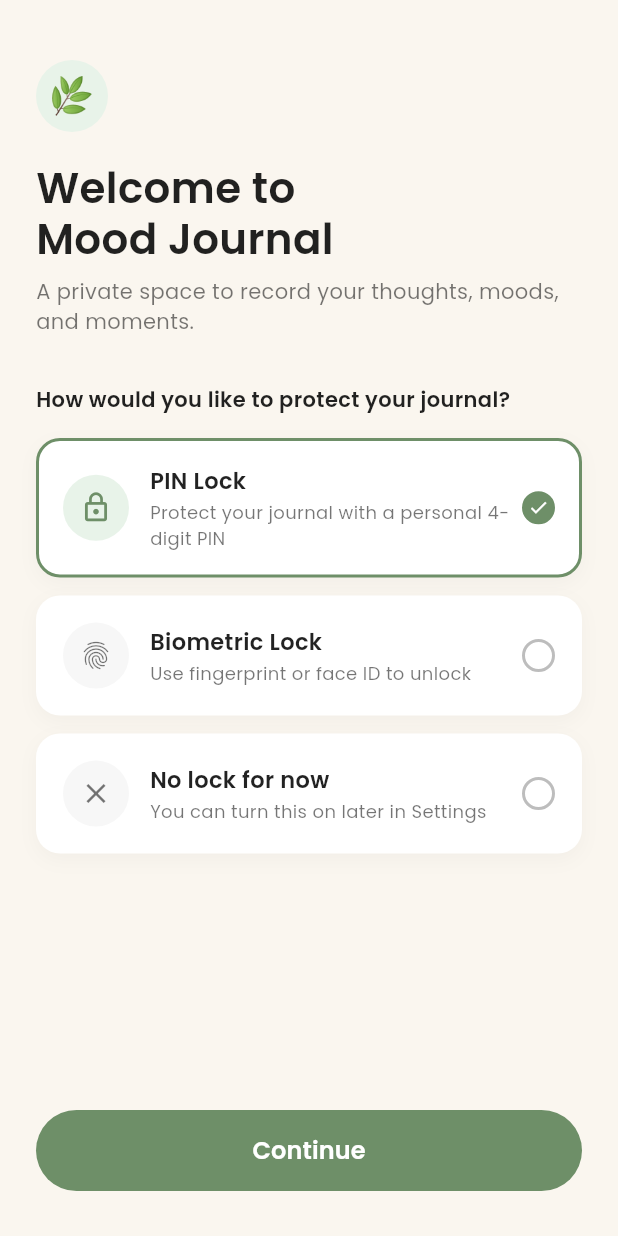
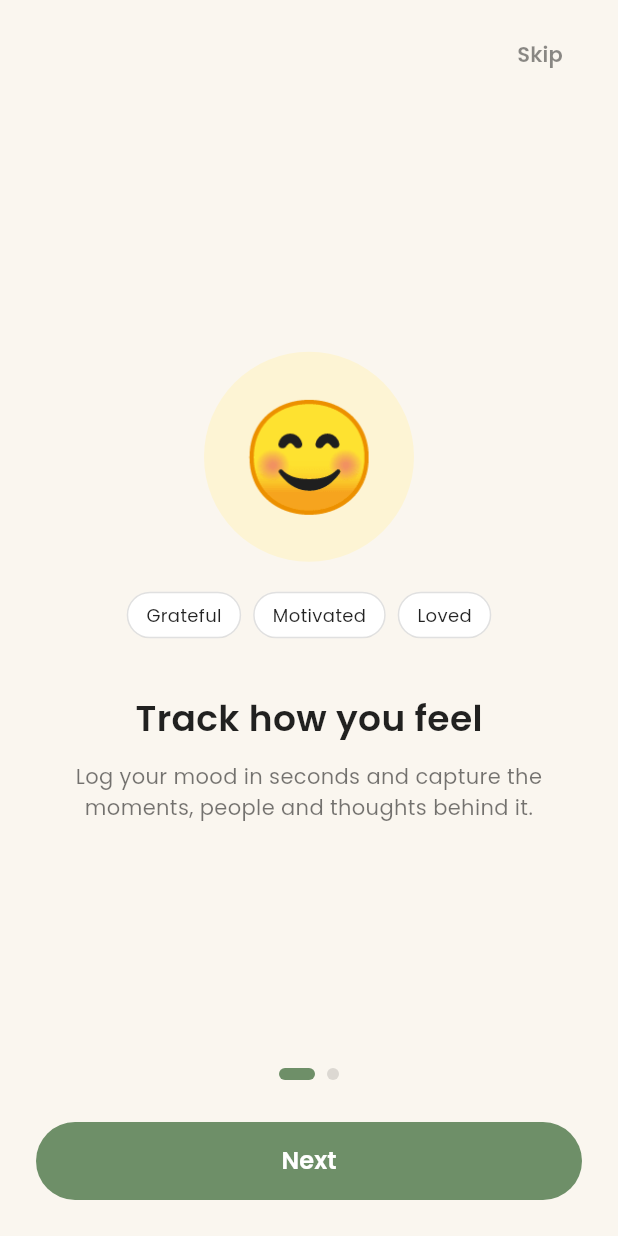
Before and after one commit to oshadikodagoda/Mood-Journal-Private-Mental-Health-Diary, a Flutter app: the screen it shows after launch, on a phone screen of 412 x 824 dp. Run offline on Flutter 3.47's test engine with Material 3 defaults, Android fonts, the phone set to English and light mode, and no system bars; our stand-ins replace local_auth, sqflite; accounts and stored records are empty; project files that could hold a hidden picture were left out.

Commit message:
Add OnboardingScreen for first-time user experience and update navigation in SplashScreen

```diff
--- /dev/null
+++ b/lib/screens/onboarding_screen.dart
@@ -0,0 +1,309 @@
+import 'package:flutter/material.dart';
+import 'welcome_screen.dart';
+
+class OnboardingScreen extends StatefulWidget {
+  const OnboardingScreen({super.key});
+
+  @override
+  State<OnboardingScreen> createState() => _OnboardingScreenState();
+}
+
+class _OnboardingScreenState extends State<OnboardingScreen> {
+  final PageController _pageController = PageController();
+  int _currentPage = 0;
+
+  void _goToNext() {
+    if (_currentPage < 1) {
+      _pageController.nextPage(
+        duration: const Duration(milliseconds: 300),
+        curve: Curves.easeInOut,
+      );
+    } else {
+      _finishOnboarding();
+    }
+  }
+
+  void _finishOnboarding() {
+    Navigator.pushReplacement(
+      context,
+      MaterialPageRoute(builder: (_) => const WelcomeScreen()),
+    );
+  }
+
+  Widget _buildDot(int index) {
+    final bool isActive = _currentPage == index;
+    return AnimatedContainer(
+      duration: const Duration(milliseconds: 250),
+      margin: const EdgeInsets.symmetric(horizontal: 4),
+      height: 8,
+      width: isActive ? 24 : 8,
+      decoration: BoxDecoration(
+        color: isActive ? const Color(0xFF6E8F68) : Colors.black12,
+        borderRadius: BorderRadius.circular(4),
+      ),
+    );
+  }
+
+  @override
+  Widget build(BuildContext context) {
+    return Scaffold(
+      backgroundColor: const Color(0xFFFAF6EF), // Soft cream
+      body: SafeArea(
+        child: Column(
+          children: [
+            // Top Bar: Skip Button
+            Padding(
+              padding: const EdgeInsets.symmetric(horizontal: 20, vertical: 12),
+              child: Align(
+                alignment: Alignment.topRight,
+                child: TextButton(
+                  onPressed: _finishOnboarding,
+                  child: const Text(
+                    "Skip",
+                    style: TextStyle(
+                      color: Colors.black45,
+                      fontWeight: FontWeight.w600,
+                      fontSize: 14,
+                    ),
+                  ),
+                ),
+              ),
+            ),
+
+            // PageView with Slide 1 & Slide 2
+            Expanded(
+              child: PageView(
+                controller: _pageController,
+                onPageChanged: (page) => setState(() => _currentPage = page),
+                children: [
+                  _buildSlide1(),
+                  _buildSlide2(),
+                ],
+              ),
+            ),
+
+            // Dots indicator
+            Row(
+              mainAxisAlignment: MainAxisAlignment.center,
+              children: [
+                _buildDot(0),
+                _buildDot(1),
+              ],
+            ),
+            const SizedBox(height: 28),
+
+            // Next / Get Started Button
+            Padding(
+              padding: const EdgeInsets.symmetric(horizontal: 24),
+              child: SizedBox(
+                width: double.infinity,
+                height: 52,
+                child: ElevatedButton(
+                  onPressed: _goToNext,
+                  style: ElevatedButton.styleFrom(
+                    backgroundColor: const Color(0xFF6E8F68),
+                    elevation: 0,
+                    shape: RoundedRectangleBorder(
+                      borderRadius: BorderRadius.circular(26),
+                    ),
+                  ),
+                  child: Text(
+                    _currentPage == 1 ? "Get Started" : "Next",
+                    style: const TextStyle(
+                      fontSize: 16,
+                      fontWeight: FontWeight.bold,
+                      color: Colors.white,
+                    ),
+                  ),
+                ),
+              ),
+            ),
+            const SizedBox(height: 24),
+          ],
+        ),
+      ),
+    );
+  }
+
+  // --- Screen 02: Track how you feel ---
+  Widget _buildSlide1() {
+    return Padding(
+      padding: const EdgeInsets.symmetric(horizontal: 32),
+      child: Column(
+        mainAxisAlignment: MainAxisAlignment.center,
+        children: [
+          // Emoji Illustration Card
+          Container(
+            width: 140,
+            height: 140,
+            decoration: const BoxDecoration(
+              color: Color(0xFFFDF4D4),
+              shape: BoxShape.circle,
+            ),
+            child: const Center(
+              child: Text('😊', style: TextStyle(fontSize: 72)),
+            ),
+          ),
+          const SizedBox(height: 20),
+
+          // Chips row
+          Row(
+            mainAxisAlignment: MainAxisAlignment.center,
+            children: [
+              _buildTag("Grateful"),
+              const SizedBox(width: 8),
+              _buildTag("Motivated"),
+              const SizedBox(width: 8),
+              _buildTag("Loved"),
+            ],
+          ),
+          const SizedBox(height: 36),
+
+          const Text(
+            "Track how you feel",
+            style: TextStyle(
+              fontSize: 24,
+              fontWeight: FontWeight.bold,
+              color: Colors.black87,
+            ),
+          ),
+          const SizedBox(height: 12),
+          const Text(
+            "Log your mood in seconds and capture the moments, people and thoughts behind it.",
+            textAlign: TextAlign.center,
+            style: TextStyle(
+              fontSize: 14,
+              color: Colors.black54,
+              height: 1.5,
+            ),
+          ),
+        ],
+      ),
+    );
+  }
+
+  // --- Screen 03: Understand your patterns ---
+  Widget _buildSlide2() {
+    return Padding(
+      padding: const EdgeInsets.symmetric(horizontal: 32),
+      child: Column(
+        mainAxisAlignment: MainAxisAlignment.center,
+        children: [
+          // Insights Card Preview
+          Container(
+            padding: const EdgeInsets.all(20),
+            decoration: BoxDecoration(
+              color: const Color(0xFFF1EEFB), // Soft lavender
+              borderRadius: BorderRadius.circular(24),
+            ),
+            child: Column(
+              children: [
+                Container(
+                  padding: const EdgeInsets.symmetric(horizontal: 12, vertical: 6),
+                  decoration: BoxDecoration(
+                    color: Colors.white,
+                    borderRadius: BorderRadius.circular(16),
+                  ),
+                  child: const Row(
+                    mainAxisSize: MainAxisSize.min,
+                    children: [
+                      Text('😊', style: TextStyle(fontSize: 14)),
+                      SizedBox(width: 6),
+                      Text(
+                        "Mostly Happy this week",
+                        style: TextStyle(fontSize: 11, fontWeight: FontWeight.bold, color: Colors.black87),
+                      ),
+                    ],
+                  ),
+                ),
+                const SizedBox(height: 18),
+
+                // Mini Bar Chart Bars
+                Row(
+                  mainAxisAlignment: MainAxisAlignment.center,
+                  crossAxisAlignment: CrossAxisAlignment.end,
+                  children: [
+                    _buildBar(35, const Color(0xFFB5D1B2)),
+                    _buildBar(55, const Color(0xFF6E8F68)),
+                    _buildBar(40, const Color(0xFFE8C5C8)),
+                    _buildBar(65, const Color(0xFF6E8F68)),
+                    _buildBar(50, const Color(0xFFD4C8EB)),
+                    _buildBar(70, const Color(0xFF6E8F68)),
+                    _buildBar(45, const Color(0xFFF6D899)),
+                  ],
+                ),
+                const SizedBox(height: 16),
+
+                Container(
+                  padding: const EdgeInsets.symmetric(horizontal: 10, vertical: 6),
+                  decoration: BoxDecoration(
+                    color: Colors.white,
+                    borderRadius: BorderRadius.circular(16),
+                  ),
+                  child: const Row(
+                    mainAxisSize: MainAxisSize.min,
+                    children: [
+                      Text('🌿', style: TextStyle(fontSize: 12)),
+                      SizedBox(width: 6),
+                      Text(
+                        "You feel calmer after exercise",
+                        style: TextStyle(fontSize: 10, color: Colors.black54),
+                      ),
+                    ],
+                  ),
+                ),
+              ],
+            ),
+          ),
+          const SizedBox(height: 36),
+
+          const Text(
+            "Understand your patterns",
+            style: TextStyle(
+              fontSize: 24,
+              fontWeight: FontWeight.bold,
+              color: Colors.black87,
+            ),
+          ),
+          const SizedBox(height: 12),
+          const Text(
+            "Gentle insights and trends help you notice what lifts you up and what weighs you down.",
+            textAlign: TextAlign.center,
+            style: TextStyle(
+              fontSize: 14,
+              color: Colors.black54,
+              height: 1.5,
+            ),
+          ),
+        ],
+      ),
+    );
+  }
+
+  Widget _buildTag(String label) {
+    return Container(
+      padding: const EdgeInsets.symmetric(horizontal: 12, vertical: 6),
+      decoration: BoxDecoration(
+        color: Colors.white,
+        borderRadius: BorderRadius.circular(16),
+        border: Border.all(color: Colors.black12),
+      ),
+      child: Text(
+        label,
+        style: const TextStyle(fontSize: 12, fontWeight: FontWeight.w500, color: Colors.black87),
+      ),
+    );
+  }
+
+  Widget _buildBar(double height, Color color) {
+    return Container(
+      margin: const EdgeInsets.symmetric(horizontal: 4),
+      width: 14,
+      height: height,
+      decoration: BoxDecoration(
+        color: color,
+        borderRadius: BorderRadius.circular(7),
+      ),
+    );
+  }
+}
--- a/lib/screens/splash_screen.dart
+++ b/lib/screens/splash_screen.dart
@@ -3,6 +3,7 @@ import 'package:flutter/material.dart';
 import '../services/database_service.dart';
 import '../models/user_profile.dart';
 import 'welcome_screen.dart';
+import 'onboarding_screen.dart';
 import 'pin_lock_screen.dart';
 import 'home_screen.dart';
 
@@ -64,11 +65,11 @@ class _SplashScreenState extends State<SplashScreen> with SingleTickerProviderSt
           MaterialPageRoute(builder: (_) => const HomeScreen()),
         );
       }
-      // 3. First time user, go to Welcome/Setup
+      // 3. First time user, go to Onboarding slides
       else {
         Navigator.pushReplacement(
           context,
-          MaterialPageRoute(builder: (_) => const WelcomeScreen()),
+          MaterialPageRoute(builder: (_) => const OnboardingScreen()),
         );
       }
     } catch (e) {
```
